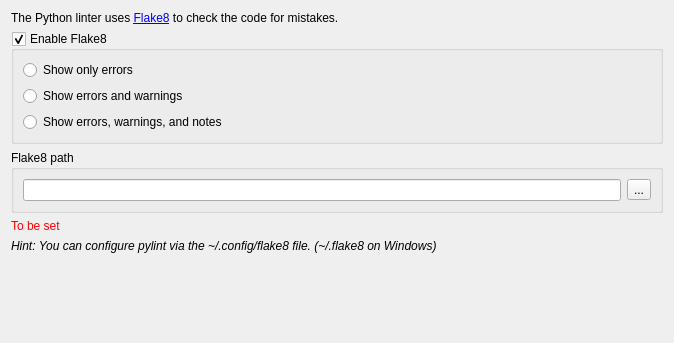
The window that enki/plugins/lint/Settings.ui (andreikop/enki) describes before a commit, drawn with Qt 5.
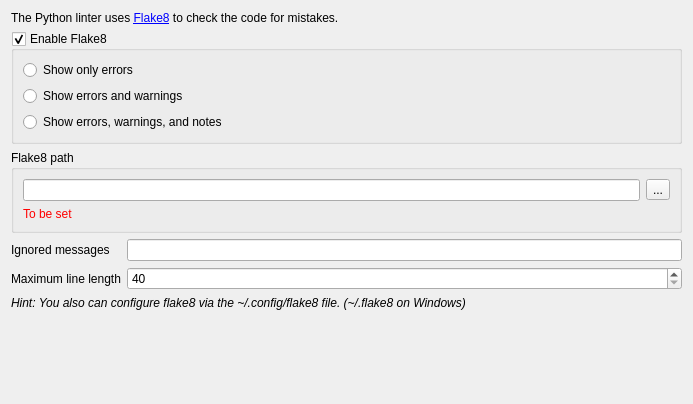
The same window after the commit.

Commit message: flake8: settings

The edit to the form file:
```diff
--- a/enki/plugins/lint/Settings.ui
+++ b/enki/plugins/lint/Settings.ui
@@ -6,14 +6,14 @@
    <rect>
     <x>0</x>
     <y>0</y>
-    <width>674</width>
-    <height>343</height>
+    <width>693</width>
+    <height>404</height>
    </rect>
   </property>
   <property name="windowTitle">
    <string>Form</string>
   </property>
-  <layout class="QVBoxLayout" name="verticalLayout_2">
+  <layout class="QVBoxLayout" name="verticalLayout_3">
    <item>
     <widget class="QLabel" name="label">
      <property name="text">
@@ -62,6 +62,8 @@
      <property name="title">
       <string>Flake8 path</string>
      </property>
+     <layout class="QVBoxLayout" name="verticalLayout_2">
+      <item>
      <layout class="QHBoxLayout" name="horizontalLayout">
       <item>
        <widget class="QLineEdit" name="leFlake8Path"/>
@@ -74,7 +76,6 @@
        </widget>
       </item>
      </layout>
-    </widget>
    </item>
    <item>
     <widget class="QLabel" name="lExecuteError">
@@ -120,6 +121,44 @@
      </property>
     </widget>
    </item>
+     </layout>
+    </widget>
+   </item>
+   <item>
+    <layout class="QGridLayout" name="gridLayout">
+     <item row="0" column="0">
+      <widget class="QLabel" name="label_3">
+       <property name="text">
+        <string>Ignored messages</string>
+       </property>
+      </widget>
+     </item>
+     <item row="0" column="1">
+      <widget class="QLineEdit" name="leIgnoredMessages">
+       <property name="toolTip">
+        <string>Space separated list</string>
+       </property>
+      </widget>
+     </item>
+     <item row="1" column="0">
+      <widget class="QLabel" name="label_4">
+       <property name="text">
+        <string>Maximum line length</string>
+       </property>
+      </widget>
+     </item>
+     <item row="1" column="1">
+      <widget class="QSpinBox" name="spMaxLineLength">
+       <property name="minimum">
+        <number>40</number>
+       </property>
+       <property name="maximum">
+        <number>256</number>
+       </property>
+      </widget>
+     </item>
+    </layout>
+   </item>
    <item>
     <widget class="QLabel" name="label_2">
      <property name="font">
@@ -128,7 +167,7 @@
       </font>
      </property>
      <property name="text">
-      <string>&lt;html&gt;&lt;head/&gt;&lt;body&gt;&lt;p&gt;Hint: You can configure pylint via the ~/.config/flake8 file. (~/.flake8 on Windows)&lt;/p&gt;&lt;/body&gt;&lt;/html&gt;</string>
+      <string>&lt;html&gt;&lt;head/&gt;&lt;body&gt;&lt;p&gt;Hint: You also can configure flake8 via the ~/.config/flake8 file. (~/.flake8 on Windows)&lt;/p&gt;&lt;/body&gt;&lt;/html&gt;</string>
      </property>
     </widget>
    </item>
```
Lines whose indentation alone changed are shown as unchanged. The commit also changes 3 other files.
